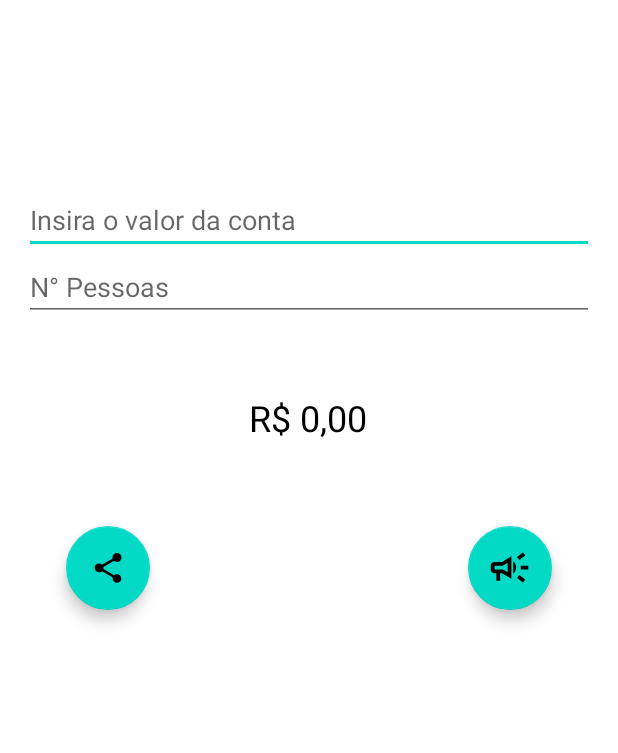
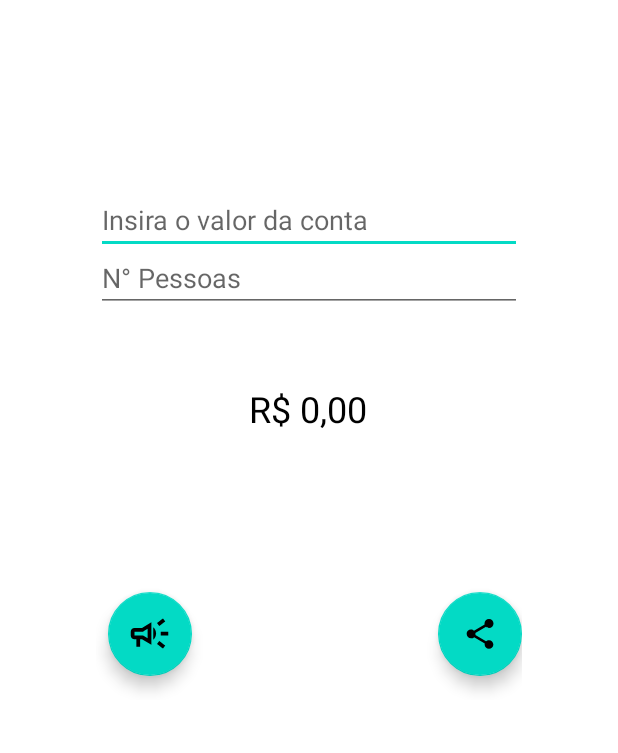
Before and after one commit to douglas2569/vamos-rachar, an Android app: the MainActivity screen opened directly, with no data from a screen before it, on a phone screen of 412 x 824 dp, the part 440-1193 px from its top. Run offline under Robolectric (Android 15) with nearby library versions, the phone set to English and light mode, and no system bars; 4 statements that could not run were skipped.

Commit message:
update layout

```diff
--- a/app/src/main/res/layout/activity_main.xml
+++ b/app/src/main/res/layout/activity_main.xml
@@ -5,7 +5,7 @@
     android:layout_width="match_parent"
     android:layout_height="match_parent"
     tools:context=".MainActivity"
-    android:padding="16dp"
+    android:padding="64dp"
     >
 
     <TextView
@@ -65,30 +65,29 @@
 
         />
 
-
-
     <com.google.android.material.floatingactionbutton.FloatingActionButton
         android:id="@+id/button_share"
         android:layout_width="wrap_content"
         android:layout_height="wrap_content"
-        android:layout_marginEnd="296dp"
-        android:layout_marginBottom="108dp"
         android:clickable="true"
         android:importantForAccessibility="no"
         app:layout_constraintBottom_toBottomOf="parent"
         app:layout_constraintEnd_toEndOf="parent"
-        app:srcCompat="?attr/actionModeShareDrawable" />
+        app:srcCompat="?attr/actionModeShareDrawable"
+        android:layout_marginBottom="16dp"
+        android:layout_marginStart="8dp"
+        />
 
     <com.google.android.material.floatingactionbutton.FloatingActionButton
         android:id="@+id/button_talk"
         android:layout_width="wrap_content"
         android:layout_height="wrap_content"
-        android:layout_marginStart="296dp"
-        android:layout_marginBottom="108dp"
         android:clickable="true"
         android:importantForAccessibility="no"
         app:layout_constraintBottom_toBottomOf="parent"
         app:layout_constraintStart_toStartOf="parent"
+        android:layout_marginBottom="16dp"
+        android:layout_marginStart="8dp"
         android:src="@drawable/campaign_black_48dp"
         app:maxImageSize="30dp"
         />
```
